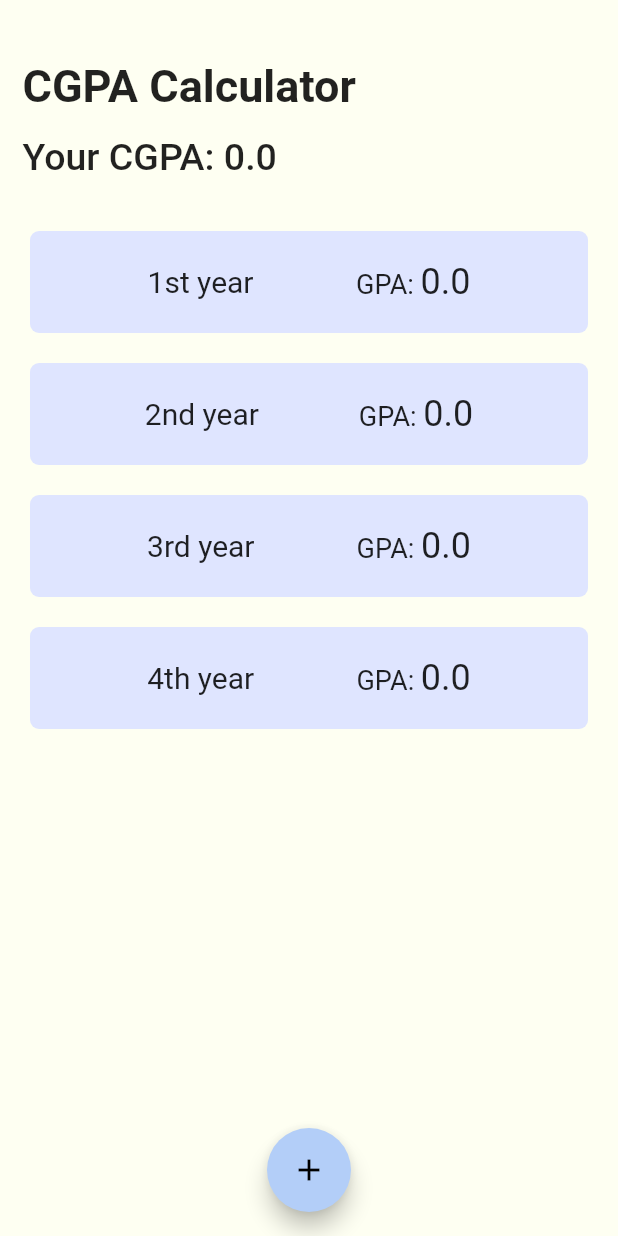
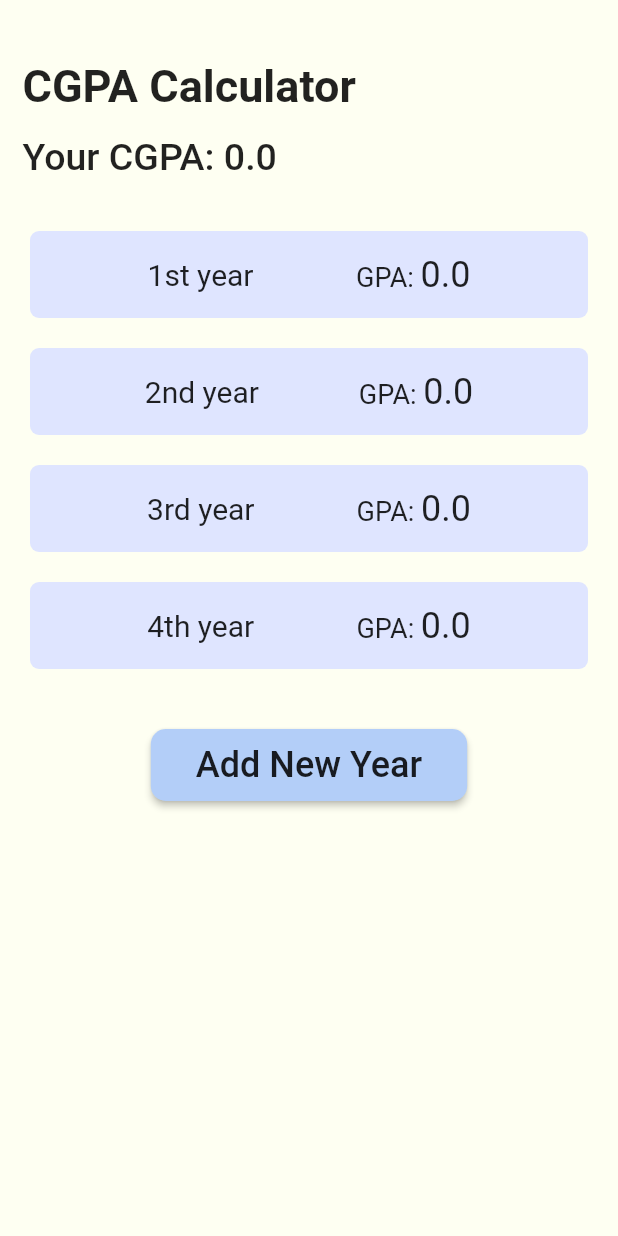
Before and after one commit to LordOlumide/MobileDev-CGPA-App, a Flutter app: the screen it shows after launch, on a phone screen of 412 x 824 dp. Run offline on Flutter 3.47's test engine with Material 2 defaults, Android fonts, the phone set to English and light mode, and no system bars; our stand-ins replace cloud_firestore, firebase_auth, firebase_core; accounts and stored records are empty.

Commit message:
basic structure working. Calculations inaccurate

```diff
--- a/lib/main.dart
+++ b/lib/main.dart
@@ -15,11 +15,11 @@ Future<void> main() async {
   WidgetsFlutterBinding.ensureInitialized();
   await Firebase.initializeApp();
 
-  runApp(MyCGPAApp());
+  runApp(const MyCGPAApp());
 }
 
 class MyCGPAApp extends StatefulWidget {
-  MyCGPAApp({super.key});
+  const MyCGPAApp({super.key});
 
   @override
   State<MyCGPAApp> createState() => _MyCGPAAppState();
@@ -39,7 +39,7 @@ class _MyCGPAAppState extends State<MyCGPAApp> {
     return MultiProvider(
       providers: [
         Provider(create: (context) => Auth()),
-        Provider(create: (context) => mainDatabase),
+        ChangeNotifierProvider(create: (context) => mainDatabase),
       ],
       child: MaterialApp(
         title: 'Flutter Demo',
--- a/lib/models/semester_result.dart
+++ b/lib/models/semester_result.dart
@@ -6,7 +6,6 @@ class SemesterResult {
   void add(CourseResult courseResult) {
     courseResults.add(courseResult);
   }
-
 
   int get totalNoOfCourses {
     return courseResults.length;
--- a/lib/repos/database.dart
+++ b/lib/repos/database.dart
@@ -1,21 +1,36 @@
+import 'package:flutter/material.dart';
 import 'package:mobile_dev_cgpa_app/models/year_result.dart';
 import 'package:mobile_dev_cgpa_app/models/course_result.dart';
 
-class Database {
-  final List<YearResult> main = [];
+class Database extends ChangeNotifier {
+  final List<YearResult> _main = [];
+
+  List<YearResult> get main => _main;
 
   initialize() {
     addDummyData();
   }
 
   addNewYear() {
-    main.add(YearResult(year: main.length + 1));
+    _main.add(YearResult(year: _main.length + 1));
+    notifyListeners();
+  }
+
+  addCourse({
+    required CourseResult newCourse,
+    required int yearResultIndex,
+    required bool isFirstSemester,
+  }) {
+    isFirstSemester == true
+        ? _main[yearResultIndex].addCourseToFirstSem(newCourse)
+        : _main[yearResultIndex].addCourseToSecondSem(newCourse);
+    notifyListeners();
   }
 
   double get currentCGPA {
     int cumulativeScore = 0;
     int cumulativeUnits = 0;
-    for (YearResult year in main) {
+    for (YearResult year in _main) {
       for (CourseResult course in year.firstSem.courseResults) {
         cumulativeScore += course.gpaScore!;
         cumulativeUnits += course.units;
--- a/lib/user_interface/screens/home_screen/home_screen.dart
+++ b/lib/user_interface/screens/home_screen/home_screen.dart
@@ -3,16 +3,11 @@ import 'package:mobile_dev_cgpa_app/repos/database.dart';
 import 'package:provider/provider.dart';
 import '../../widgets/year_card_display.dart';
 
-class HomeScreen extends StatefulWidget {
+class HomeScreen extends StatelessWidget {
   static const screenId = 'Home screen';
 
   const HomeScreen({Key? key}) : super(key: key);
 
-  @override
-  State<HomeScreen> createState() => _HomeScreenState();
-}
-
-class _HomeScreenState extends State<HomeScreen> {
   @override
   Widget build(BuildContext context) {
     return Scaffold(
@@ -44,22 +39,40 @@ class _HomeScreenState extends State<HomeScreen> {
           const SizedBox(height: 15),
           Column(
             children: [
-              for (int i = 0; i < Provider.of<Database>(context).main.length; i++)
+              for (int i = 0;
+                  i < Provider.of<Database>(context).main.length;
+                  i++)
                 YearCardDisplay(yearResultIndex: i),
+              const SizedBox(height: 30),
+
+              // "Add New Year" button
+              ElevatedButton(
+                onPressed: () {
+                  Provider.of<Database>(context, listen: false).addNewYear();
+                },
+                style: ButtonStyle(
+                  padding: MaterialStateProperty.all<EdgeInsetsGeometry>(
+                      const EdgeInsets.symmetric(horizontal: 30, vertical: 10)),
+                  backgroundColor: MaterialStateProperty.all<Color>(
+                      Theme.of(context)
+                          .floatingActionButtonTheme
+                          .backgroundColor!),
+                  shape: MaterialStateProperty.all<OutlinedBorder>(
+                      RoundedRectangleBorder(
+                          borderRadius: BorderRadius.circular(10))),
+                ),
+                child: Text(
+                  'Add New Year',
+                  style: TextStyle(
+                    fontSize: 24,
+                    color: Theme.of(context).textTheme.bodyMedium!.color,
+                  ),
+                ),
+              ),
             ],
           ),
         ],
       ),
-      floatingActionButtonLocation: FloatingActionButtonLocation.centerFloat,
-      floatingActionButton: FloatingActionButton(
-        child: const Icon(Icons.add),
-        onPressed: () {
-          setState(() {
-            Provider.of<Database>(context, listen: false).addNewYear();
-          });
-          print('Added new year');
-        },
-      ),
     );
   }
 }
--- a/lib/user_interface/screens/semester_view_screen/semester_view_screen.dart
+++ b/lib/user_interface/screens/semester_view_screen/semester_view_screen.dart
@@ -36,7 +36,7 @@ class SemesterScreen extends StatelessWidget {
               ),
               const SizedBox(height: 20),
               SemesterCard(
-                semesterResult: yearResult.firstSem,
+                yearResultIndex: yearResultIndex,
                 onPressed: () {
                   Navigator.pushNamed(context, CourseScreen.screenId,
                       arguments: {
@@ -48,7 +48,7 @@ class SemesterScreen extends StatelessWidget {
               ),
               const SizedBox(height: 30),
               SemesterCard(
-                semesterResult: yearResult.secondSem,
+                yearResultIndex: yearResultIndex,
                 onPressed: () {
                   Navigator.pushNamed(context, CourseScreen.screenId,
                       arguments: {
--- a/lib/user_interface/widgets/input_field.dart
+++ b/lib/user_interface/widgets/input_field.dart
@@ -3,6 +3,7 @@ import 'package:mobile_dev_cgpa_app/models/form_variables.dart';
 import 'package:provider/provider.dart';
 
 class InputField extends StatelessWidget {
+  final bool isFirstField;
   final String fieldTitle;
   String fieldVariableName;
   final String hint;
@@ -11,6 +12,7 @@ class InputField extends StatelessWidget {
 
   InputField({
     Key? key,
+    required this.isFirstField,
     required this.fieldTitle,
     required this.fieldVariableName,
     required this.hint,
@@ -30,7 +32,7 @@ class InputField extends StatelessWidget {
           ),
         ),
         TextFormField(
-          autofocus: true,
+          autofocus: isFirstField,
           onChanged: (newString) {
             Provider.of<FormVariables>(context, listen: false)
                 .variables[fieldVariableName] = newString;
--- a/lib/user_interface/widgets/year_card_display.dart
+++ b/lib/user_interface/widgets/year_card_display.dart
@@ -24,7 +24,7 @@ class YearCardDisplay extends StatelessWidget {
             arguments: yearResultIndex);
       },
       child: Container(
-        padding: const EdgeInsets.symmetric(horizontal: 10, vertical: 20),
+        padding: const EdgeInsets.symmetric(horizontal: 10, vertical: 15),
         margin: const EdgeInsets.symmetric(horizontal: 20, vertical: 10),
         decoration: BoxDecoration(
           color: Theme.of(context).colorScheme.secondary,
@@ -44,6 +44,8 @@ class YearCardDisplay extends StatelessWidget {
                 ),
               ],
             ),
+
+            // Year GPA
             RichText(
               text: TextSpan(
                 children: [
```
Also changed, not shown: lib/models/form_variables.dart (+9 -7 lines), lib/user_interface/screens/course_view_screen/course_input_sheet.dart (+4 -8 lines), lib/user_interface/screens/course_view_screen/course_view_screen.dart (+10 -5 lines), lib/user_interface/widgets/semester_card_display.dart (+9 -3 lines).
